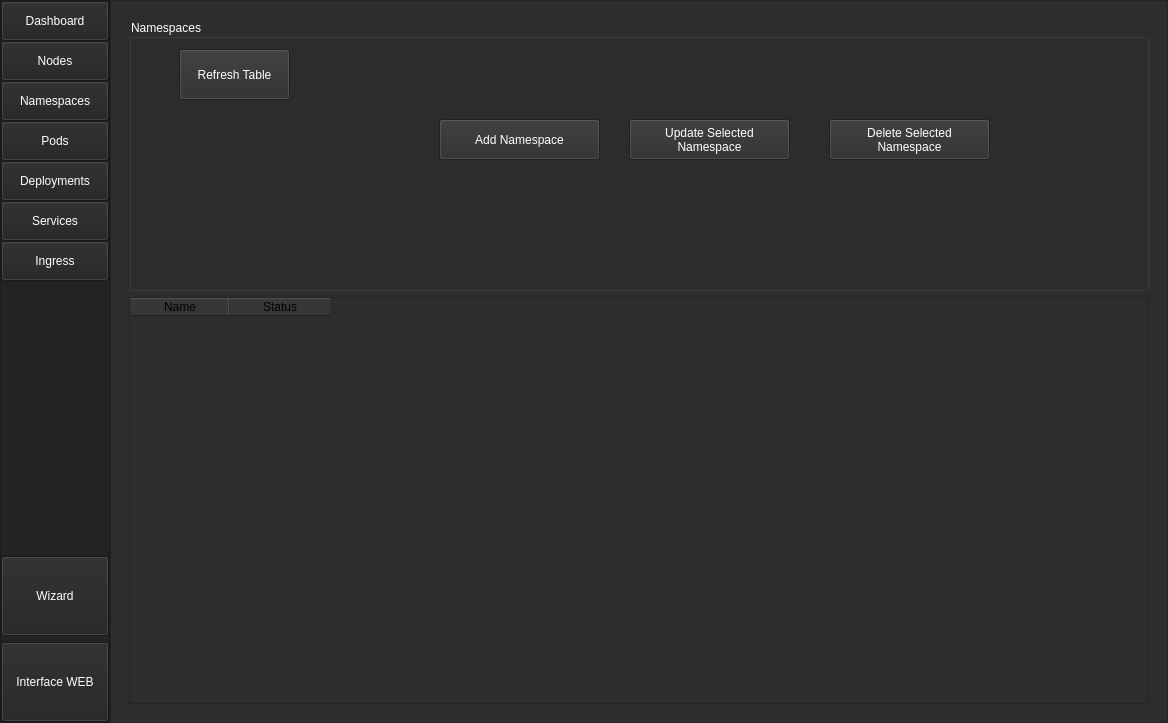
Above: UI/ui_main.ui from monico18/LTI2-Kubernetes-Controller before the change. Below: the same form after it.
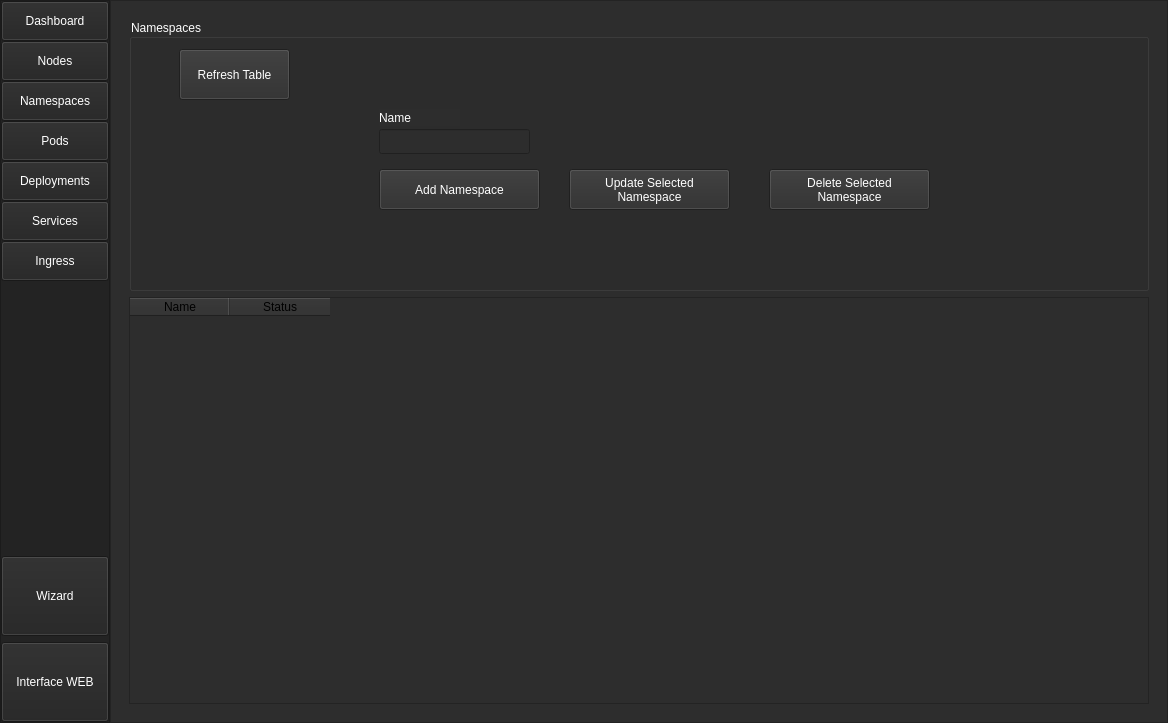
That is the form after the change. The open tabs and pages were chosen to show the change.

Patch:
```diff
--- a/UI/ui_main.ui
+++ b/UI/ui_main.ui
@@ -2895,8 +2895,8 @@
                 <widget class="QPushButton" name="btn_namespace_add">
                  <property name="geometry">
                   <rect>
-                   <x>310</x>
-                   <y>100</y>
+                   <x>250</x>
+                   <y>150</y>
                    <width>161</width>
                    <height>41</height>
                   </rect>
@@ -3026,8 +3026,8 @@
                 <widget class="QPushButton" name="btn_namespace_update">
                  <property name="geometry">
                   <rect>
-                   <x>500</x>
-                   <y>100</y>
+                   <x>440</x>
+                   <y>150</y>
                    <width>161</width>
                    <height>41</height>
                   </rect>
@@ -3158,8 +3158,8 @@
                 <widget class="QPushButton" name="btn_namespace_delete">
                  <property name="geometry">
                   <rect>
-                   <x>700</x>
-                   <y>100</y>
+                   <x>640</x>
+                   <y>150</y>
                    <width>161</width>
                    <height>41</height>
                   </rect>
@@ -3418,6 +3418,382 @@
                   <string>Refresh Table</string>
                  </property>
                 </widget>
+                <widget class="QLineEdit" name="line_namespace">
+                 <property name="enabled">
+                  <bool>true</bool>
+                 </property>
+                 <property name="geometry">
+                  <rect>
+                   <x>250</x>
+                   <y>110</y>
+                   <width>151</width>
+                   <height>25</height>
+                  </rect>
+                 </property>
+                 <property name="palette">
+                  <palette>
+                   <active>
+                    <colorrole role="WindowText">
+                     <brush brushstyle="SolidPattern">
+                      <color alpha="255">
+                       <red>255</red>
+                       <green>255</green>
+                       <blue>255</blue>
+                      </color>
+                     </brush>
+                    </colorrole>
+                    <colorrole role="Button">
+                     <brush brushstyle="SolidPattern">
+                      <color alpha="255">
+                       <red>45</red>
+                       <green>45</green>
+                       <blue>45</blue>
+                      </color>
+                     </brush>
+                    </colorrole>
+                    <colorrole role="Text">
+                     <brush brushstyle="SolidPattern">
+                      <color alpha="255">
+                       <red>255</red>
+                       <green>255</green>
+                       <blue>255</blue>
+                      </color>
+                     </brush>
+                    </colorrole>
+                    <colorrole role="ButtonText">
+                     <brush brushstyle="SolidPattern">
+                      <color alpha="255">
+                       <red>255</red>
+                       <green>255</green>
+                       <blue>255</blue>
+                      </color>
+                     </brush>
+                    </colorrole>
+                    <colorrole role="Base">
+                     <brush brushstyle="SolidPattern">
+                      <color alpha="255">
+                       <red>45</red>
+                       <green>45</green>
+                       <blue>45</blue>
+                      </color>
+                     </brush>
+                    </colorrole>
+                    <colorrole role="Window">
+                     <brush brushstyle="SolidPattern">
+                      <color alpha="255">
+                       <red>45</red>
+                       <green>45</green>
+                       <blue>45</blue>
+                      </color>
+                     </brush>
+                    </colorrole>
+                   </active>
+                   <inactive>
+                    <colorrole role="WindowText">
+                     <brush brushstyle="SolidPattern">
+                      <color alpha="255">
+                       <red>255</red>
+                       <green>255</green>
+                       <blue>255</blue>
+                      </color>
+                     </brush>
+                    </colorrole>
+                    <colorrole role="Button">
+                     <brush brushstyle="SolidPattern">
+                      <color alpha="255">
+                       <red>45</red>
+                       <green>45</green>
+                       <blue>45</blue>
+                      </color>
+                     </brush>
+                    </colorrole>
+                    <colorrole role="Text">
+                     <brush brushstyle="SolidPattern">
+                      <color alpha="255">
+                       <red>255</red>
+                       <green>255</green>
+                       <blue>255</blue>
+                      </color>
+                     </brush>
+                    </colorrole>
+                    <colorrole role="ButtonText">
+                     <brush brushstyle="SolidPattern">
+                      <color alpha="255">
+                       <red>255</red>
+                       <green>255</green>
+                       <blue>255</blue>
+                      </color>
+                     </brush>
+                    </colorrole>
+                    <colorrole role="Base">
+                     <brush brushstyle="SolidPattern">
+                      <color alpha="255">
+                       <red>45</red>
+                       <green>45</green>
+                       <blue>45</blue>
+                      </color>
+                     </brush>
+                    </colorrole>
+                    <colorrole role="Window">
+                     <brush brushstyle="SolidPattern">
+                      <color alpha="255">
+                       <red>45</red>
+                       <green>45</green>
+                       <blue>45</blue>
+                      </color>
+                     </brush>
+                    </colorrole>
+                   </inactive>
+                   <disabled>
+                    <colorrole role="WindowText">
+                     <brush brushstyle="SolidPattern">
+                      <color alpha="255">
+                       <red>120</red>
+                       <green>120</green>
+                       <blue>120</blue>
+                      </color>
+                     </brush>
+                    </colorrole>
+                    <colorrole role="Button">
+                     <brush brushstyle="SolidPattern">
+                      <color alpha="255">
+                       <red>45</red>
+                       <green>45</green>
+                       <blue>45</blue>
+                      </color>
+                     </brush>
+                    </colorrole>
+                    <colorrole role="Text">
+                     <brush brushstyle="SolidPattern">
+                      <color alpha="255">
+                       <red>120</red>
+                       <green>120</green>
+                       <blue>120</blue>
+                      </color>
+                     </brush>
+                    </colorrole>
+                    <colorrole role="ButtonText">
+                     <brush brushstyle="SolidPattern">
+                      <color alpha="255">
+                       <red>120</red>
+                       <green>120</green>
+                       <blue>120</blue>
+                      </color>
+                     </brush>
+                    </colorrole>
+                    <colorrole role="Base">
+                     <brush brushstyle="SolidPattern">
+                      <color alpha="255">
+                       <red>45</red>
+                       <green>45</green>
+                       <blue>45</blue>
+                      </color>
+                     </brush>
+                    </colorrole>
+                    <colorrole role="Window">
+                     <brush brushstyle="SolidPattern">
+                      <color alpha="255">
+                       <red>45</red>
+                       <green>45</green>
+                       <blue>45</blue>
+                      </color>
+                     </brush>
+                    </colorrole>
+                   </disabled>
+                  </palette>
+                 </property>
+                 <property name="mouseTracking">
+                  <bool>false</bool>
+                 </property>
+                 <property name="focusPolicy">
+                  <enum>Qt::ClickFocus</enum>
+                 </property>
+                </widget>
+                <widget class="QLabel" name="label_2">
+                 <property name="geometry">
+                  <rect>
+                   <x>250</x>
+                   <y>90</y>
+                   <width>81</width>
+                   <height>17</height>
+                  </rect>
+                 </property>
+                 <property name="palette">
+                  <palette>
+                   <active>
+                    <colorrole role="WindowText">
+                     <brush brushstyle="SolidPattern">
+                      <color alpha="255">
+                       <red>255</red>
+                       <green>255</green>
+                       <blue>255</blue>
+                      </color>
+                     </brush>
+                    </colorrole>
+                    <colorrole role="Button">
+                     <brush brushstyle="SolidPattern">
+                      <color alpha="255">
+                       <red>45</red>
+                       <green>45</green>
+                       <blue>45</blue>
+                      </color>
+                     </brush>
+                    </colorrole>
+                    <colorrole role="Text">
+                     <brush brushstyle="SolidPattern">
+                      <color alpha="255">
+                       <red>255</red>
+                       <green>255</green>
+                       <blue>255</blue>
+                      </color>
+                     </brush>
+                    </colorrole>
+                    <colorrole role="ButtonText">
+                     <brush brushstyle="SolidPattern">
+                      <color alpha="255">
+                       <red>255</red>
+                       <green>255</green>
+                       <blue>255</blue>
+                      </color>
+                     </brush>
+                    </colorrole>
+                    <colorrole role="Base">
+                     <brush brushstyle="SolidPattern">
+                      <color alpha="255">
+                       <red>45</red>
+                       <green>45</green>
+                       <blue>45</blue>
+                      </color>
+                     </brush>
+                    </colorrole>
+                    <colorrole role="Window">
+                     <brush brushstyle="SolidPattern">
+                      <color alpha="255">
+                       <red>45</red>
+                       <green>45</green>
+                       <blue>45</blue>
+                      </color>
+                     </brush>
+                    </colorrole>
+                   </active>
+                   <inactive>
+                    <colorrole role="WindowText">
+                     <brush brushstyle="SolidPattern">
+                      <color alpha="255">
+                       <red>255</red>
+                       <green>255</green>
+                       <blue>255</blue>
+                      </color>
+                     </brush>
+                    </colorrole>
+                    <colorrole role="Button">
+                     <brush brushstyle="SolidPattern">
+                      <color alpha="255">
+                       <red>45</red>
+                       <green>45</green>
+                       <blue>45</blue>
+                      </color>
+                     </brush>
+                    </colorrole>
+                    <colorrole role="Text">
+                     <brush brushstyle="SolidPattern">
+                      <color alpha="255">
+                       <red>255</red>
+                       <green>255</green>
+                       <blue>255</blue>
+                      </color>
+                     </brush>
+                    </colorrole>
+                    <colorrole role="ButtonText">
+                     <brush brushstyle="SolidPattern">
+                      <color alpha="255">
+                       <red>255</red>
+                       <green>255</green>
+                       <blue>255</blue>
+                      </color>
+                     </brush>
+                    </colorrole>
+                    <colorrole role="Base">
+                     <brush brushstyle="SolidPattern">
+                      <color alpha="255">
+                       <red>45</red>
+                       <green>45</green>
+                       <blue>45</blue>
+                      </color>
+                     </brush>
+                    </colorrole>
+                    <colorrole role="Window">
+                     <brush brushstyle="SolidPattern">
+                      <color alpha="255">
+                       <red>45</red>
+                       <green>45</green>
+                       <blue>45</blue>
+                      </color>
+                     </brush>
+                    </colorrole>
+                   </inactive>
+                   <disabled>
+                    <colorrole role="WindowText">
+                     <brush brushstyle="SolidPattern">
+                      <color alpha="255">
+                       <red>120</red>
+                       <green>120</green>
+                       <blue>120</blue>
+                      </color>
+                     </brush>
+                    </colorrole>
+                    <colorrole role="Button">
+                     <brush brushstyle="SolidPattern">
+                      <color alpha="255">
+                       <red>45</red>
+                       <green>45</green>
+                       <blue>45</blue>
+                      </color>
+                     </brush>
+                    </colorrole>
+                    <colorrole role="Text">
+                     <brush brushstyle="SolidPattern">
+                      <color alpha="255">
+                       <red>120</red>
+                       <green>120</green>
+                       <blue>120</blue>
+                      </color>
+                     </brush>
+                    </colorrole>
+                    <colorrole role="ButtonText">
+                     <brush brushstyle="SolidPattern">
+                      <color alpha="255">
+                       <red>120</red>
+                       <green>120</green>
+                       <blue>120</blue>
+                      </color>
+                     </brush>
+                    </colorrole>
+                    <colorrole role="Base">
+                     <brush brushstyle="SolidPattern">
+                      <color alpha="255">
+                       <red>45</red>
+                       <green>45</green>
+                       <blue>45</blue>
+                      </color>
+                     </brush>
+                    </colorrole>
+                    <colorrole role="Window">
+                     <brush brushstyle="SolidPattern">
+                      <color alpha="255">
+                       <red>45</red>
+                       <green>45</green>
+                       <blue>45</blue>
+                      </color>
+                     </brush>
+                    </colorrole>
+                   </disabled>
+                  </palette>
+                 </property>
+                 <property name="text">
+                  <string>Name</string>
+                 </property>
+                </widget>
                </widget>
               </item>
               <item>
```
Left out of the diff: 12 changed lines with no effect on the pictures.
